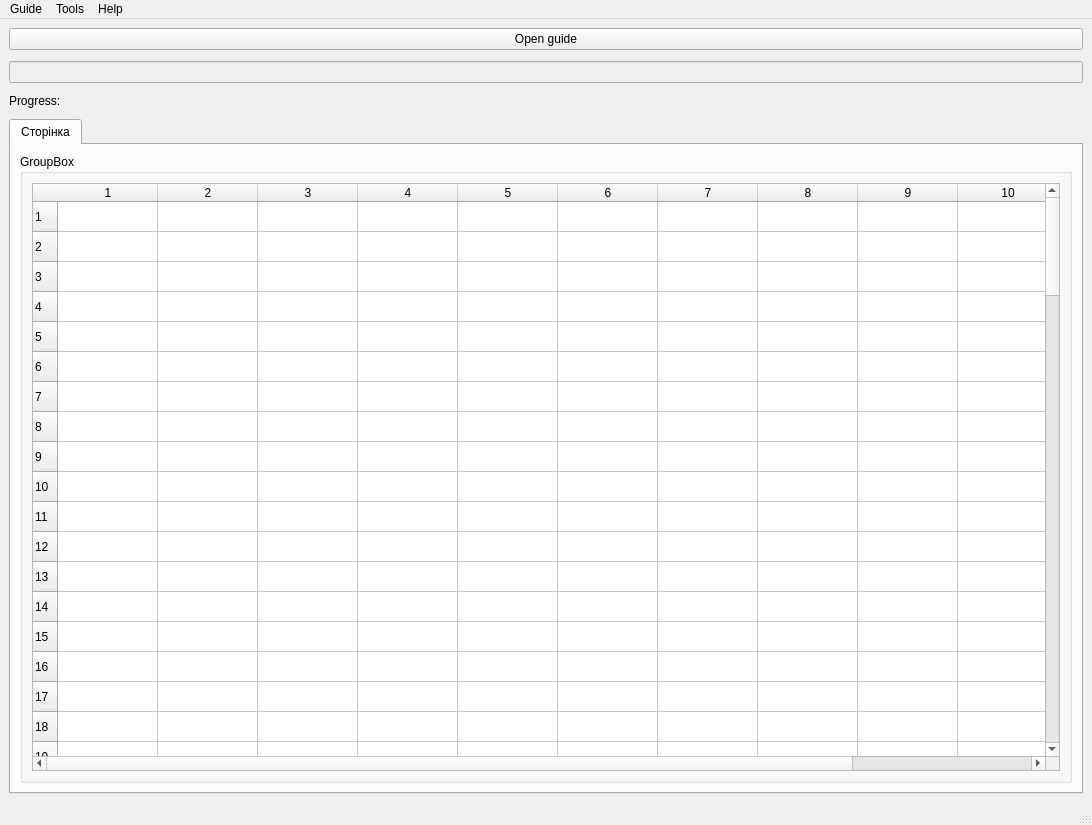
Qt form generated/table.ui (Doberm4n/POEStashJsonViewer) before a commit.
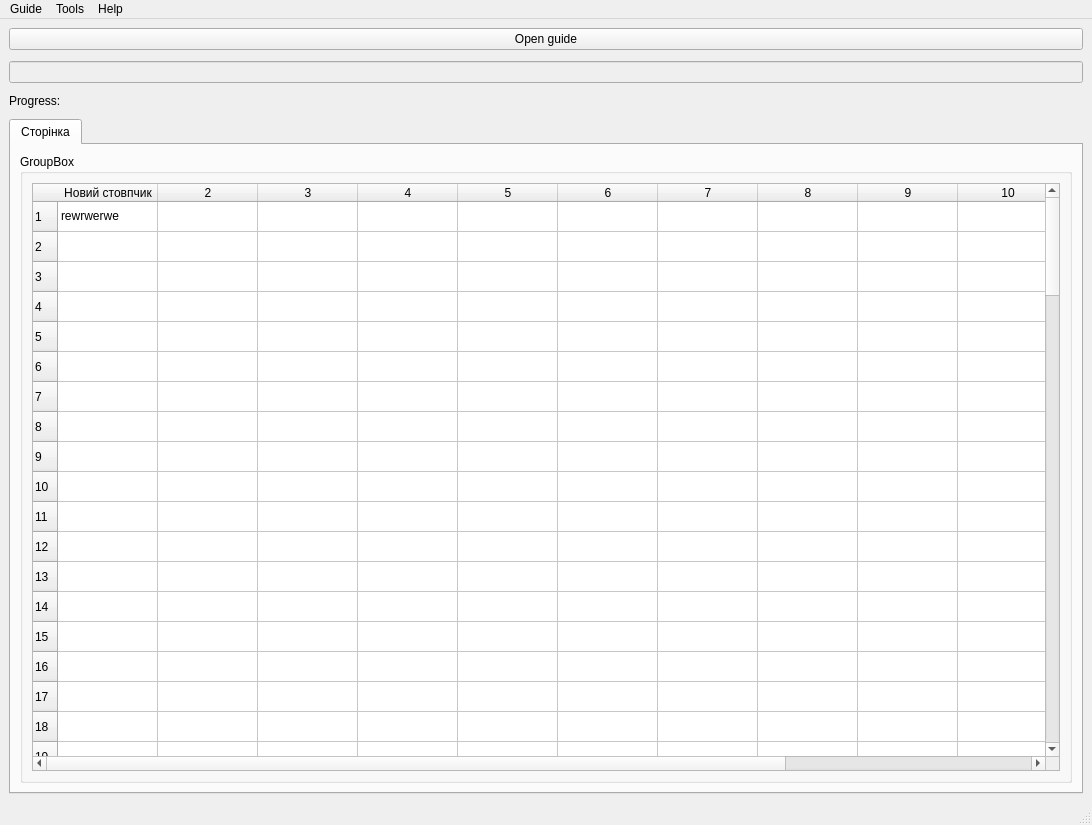
The same form after that commit.

Commit message: dev filter form

Patch:
```diff
--- a/generated/table.ui
+++ b/generated/table.ui
@@ -70,7 +70,7 @@
               <number>100</number>
              </property>
              <property name="columnCount">
-              <number>11</number>
+              <number>12</number>
              </property>
              <row/>
              <row/>
@@ -172,6 +172,14 @@
              <row/>
              <row/>
              <row/>
+             <column>
+              <property name="text">
+               <string>Новий стовпчик</string>
+              </property>
+              <property name="textAlignment">
+               <set>AlignHCenter|AlignVCenter|AlignCenter</set>
+              </property>
+             </column>
              <column/>
              <column/>
              <column/>
@@ -183,6 +191,11 @@
              <column/>
              <column/>
              <column/>
+             <item row="0" column="0">
+              <property name="text">
+               <string>rewrwerwe</string>
+              </property>
+             </item>
             </widget>
            </item>
           </layout>
```
The commit also changes 4 other files.
